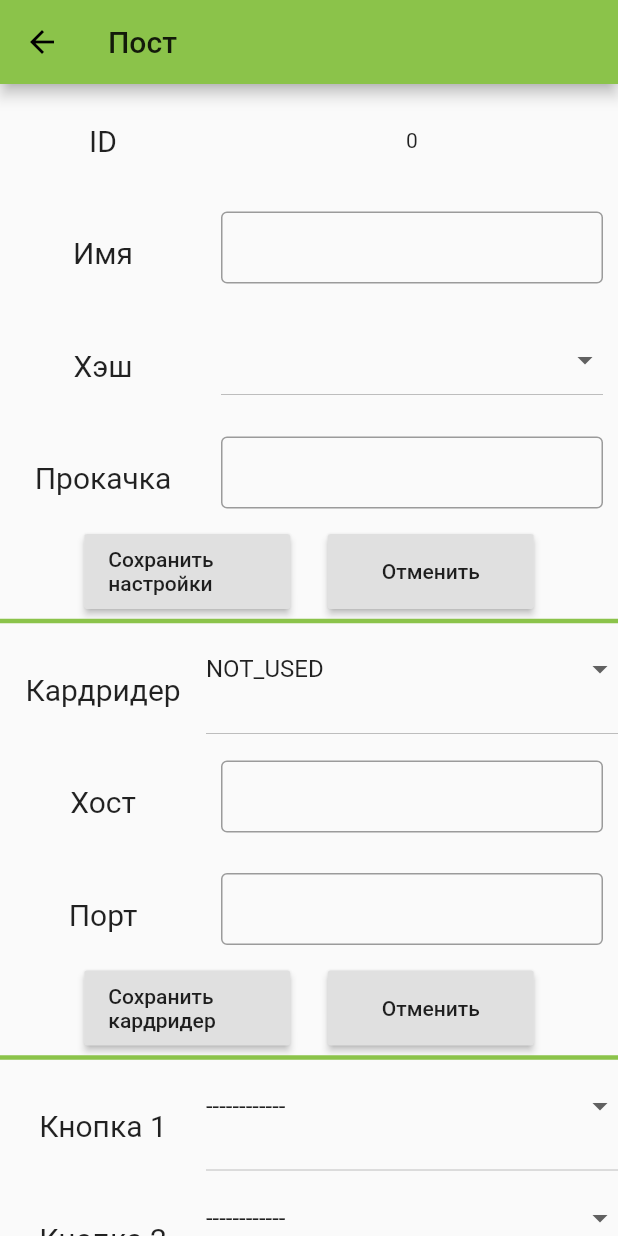
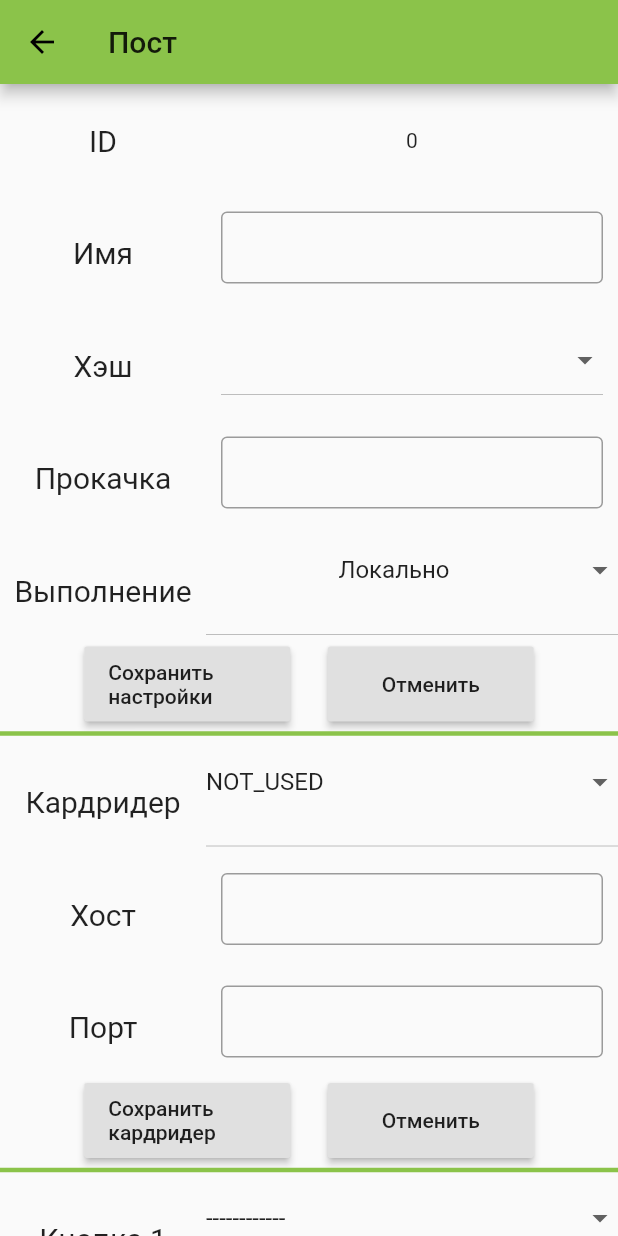
Before and after one commit to OpenRbt/mobile-wash-control, a Flutter app: the SettingsMenuPost screen opened directly with empty values, on a phone screen of 412 x 824 dp. Run offline on Flutter 3.47's test engine with Material 2 defaults, Android fonts, the phone set to English and light mode, and no system bars; missing offline and left inert: ping_discover_network, wifi; accounts and stored records are empty; network calls fail.

Commit message:
New APK + Fixes
FIXED:
* server scan
* relayBoard selection

```diff
--- a/lib/SettingsMenuPost.dart
+++ b/lib/SettingsMenuPost.dart
@@ -26,6 +26,12 @@ class _SettingsMenuPostState extends State<SettingsMenuPost> {
   List<String> _programIDs = ["------------"];
   List<String> _programNames = ["------------"];
   List<TextEditingController> _inputControllers;
+
+  String _relayboardValue = "localGPIO";
+  Map<String, String> _dropdownRelayBoard = {
+    "localGPIO": "Локально",
+    "danBoard": "На сервере"
+  };
 
   void initState() {
     super.initState();
@@ -57,6 +63,7 @@ class _SettingsMenuPostState extends State<SettingsMenuPost> {
       if (!mounted) {
         return;
       }
+      _relayboardValue = res.relayBoard ?? "localGPIO";
       _inputControllers[2].text = res.name ?? "";
       _inputControllers[3].text = res.hash ?? "";
       _inputControllers[4].text = res.preflightSec ?? "";
@@ -72,6 +79,7 @@ class _SettingsMenuPostState extends State<SettingsMenuPost> {
       args.id = settingsMenuPostArgs.stationID;
       args.name = _inputControllers[2].value.text ?? "";
       args.hash = _inputControllers[3].value.text ?? "";
+      args.relayBoard = _relayboardValue;
       args.preflightSec = int.tryParse(_inputControllers[4].value.text) ?? 0;
 
       var res = await settingsMenuPostArgs.sessionData.client.setStation(args);
@@ -211,7 +219,8 @@ class _SettingsMenuPostState extends State<SettingsMenuPost> {
 
     List<String> availableHashes = List();
     availableHashes.add("");
-    availableHashes.addAll(settingsMenuPostArgs.availableHashes.where((element) => element != null));
+    availableHashes.addAll(settingsMenuPostArgs.availableHashes
+        .where((element) => element != null));
 
     return Scaffold(
       appBar: appBar,
@@ -284,8 +293,8 @@ class _SettingsMenuPostState extends State<SettingsMenuPost> {
                               child: DropdownButton(
                                   value: _inputControllers[3].text,
                                   isExpanded: true,
-                                items:
-                                List.generate(availableHashes.length, (index) {
+                                  items: List.generate(availableHashes.length,
+                                      (index) {
                                     return DropdownMenuItem(
                                         value: availableHashes[index],
                                         child: Text(
@@ -327,6 +336,46 @@ class _SettingsMenuPostState extends State<SettingsMenuPost> {
                                     border: OutlineInputBorder()),
                               ),
                             ))
+                      ],
+                    ),
+                    Row(
+                      children: [
+                        SizedBox(
+                            height: 75,
+                            width: screenW / 3,
+                            child: Center(
+                              child: Text("Выполнение",
+                                  style: TextStyle(fontSize: 20),
+                                  textAlign: TextAlign.center),
+                            )),
+                        SizedBox(
+                          height: 75,
+                          width: screenW / 3 * 2,
+                          child: DropdownButton(
+                            isExpanded: true,
+                            value: _relayboardValue,
+                            onChanged: (newValue) {
+                              _relayboardValue = newValue;
+                              setState(() {});
+                              // setState(() {
+                              //   if (newValue != true)
+                              //     showErrorDialog(context,
+                              //         "Поддерживаются только платы 2 ревизии");
+                              // });
+                            },
+                            items: List.generate(_dropdownRelayBoard.length,
+                                (index) {
+                              return DropdownMenuItem(
+                                value:
+                                    _dropdownRelayBoard.keys.elementAt(index),
+                                child: Center(
+                                  child: Text(_dropdownRelayBoard.values
+                                      .elementAt(index)),
+                                ),
+                              );
+                            }),
+                          ),
+                        )
                       ],
                     ),
                     Wrap(
@@ -495,8 +544,7 @@ class _SettingsMenuPostState extends State<SettingsMenuPost> {
                           child: DropdownButton(
                               value: _dropDownPrograms[index],
                               isExpanded: true,
-                              items:
-                                  List.generate(_programIDs.length, (index) {
+                              items: List.generate(_programIDs.length, (index) {
                                 return DropdownMenuItem(
                                     value: _programIDs[index],
                                     child: Text(
```
Also changed, not shown: lib/PostMenuEdit.dart (+0 -22 lines), lib/main.dart (+69 -36 lines). Lines whose indentation alone changed are shown as unchanged.
